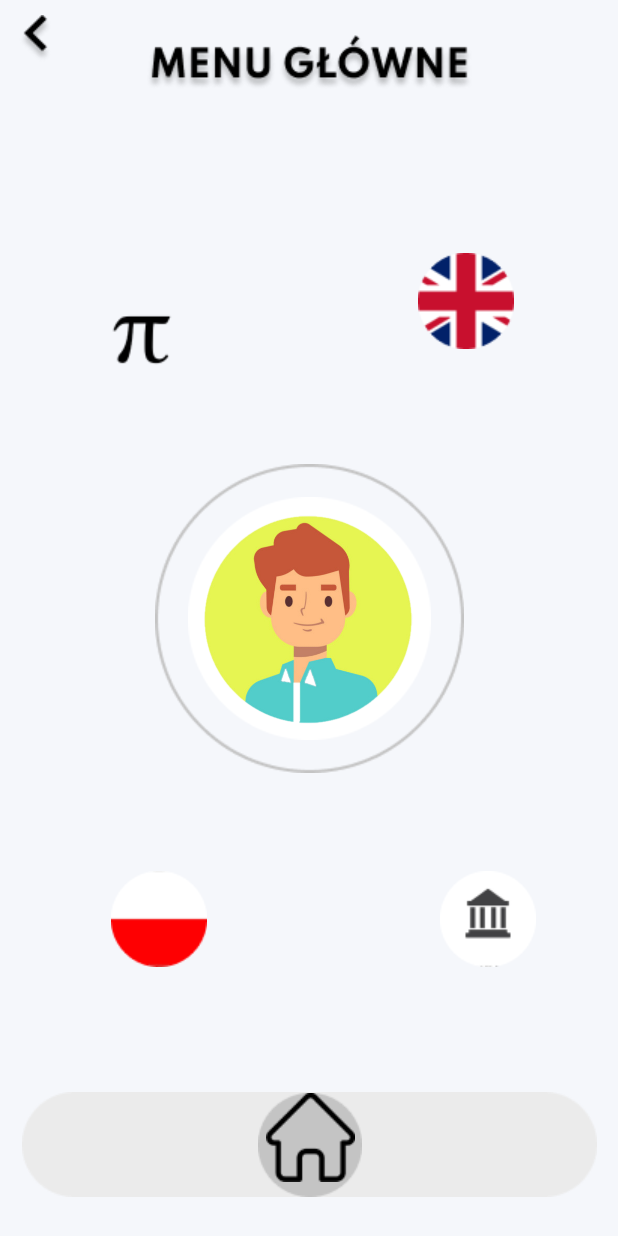
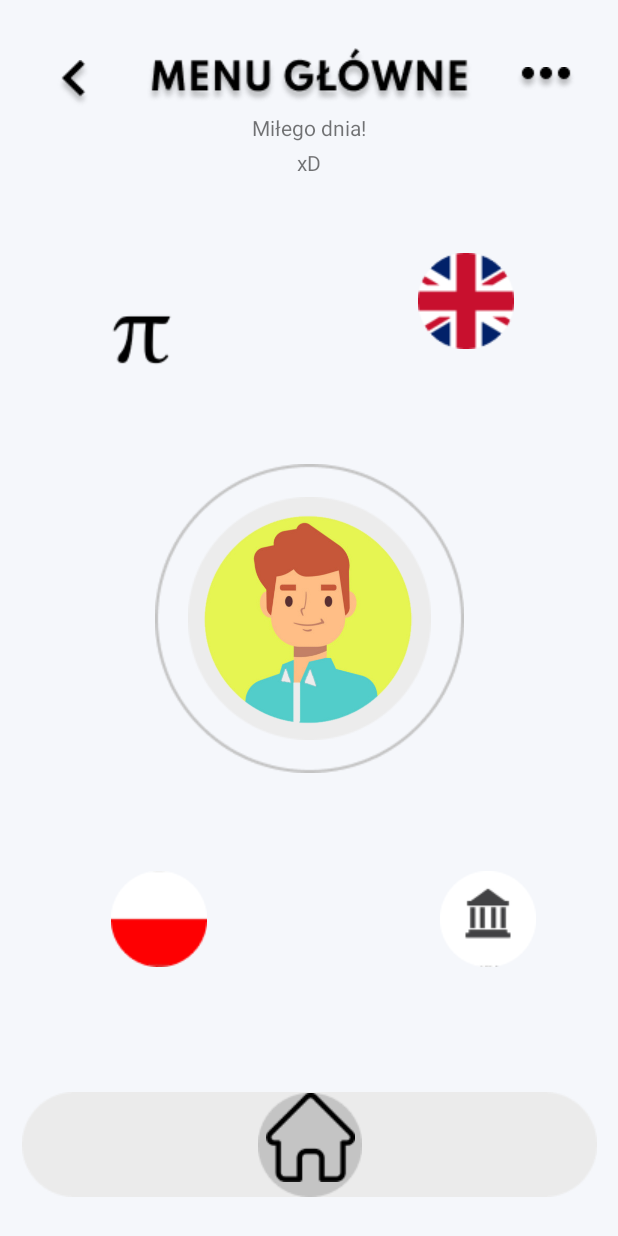
Before and after one commit to PSPMonster/F.E.G., an Android app: the screen it shows after launch (MainMenuActivity), after a tap on an icon or button, on a phone screen of 412 x 824 dp. Run offline under Robolectric (Android 15) with nearby library versions, the phone set to English and light mode, and no system bars; 1 statement that could not run was skipped.

Commit message:
poprawa Wiktor

```diff
--- a/app/src/main/java/pl/wikdev/feg/MainActivity.java
+++ b/app/src/main/java/pl/wikdev/feg/MainActivity.java
@@ -13,38 +13,32 @@ import android.widget.TextView;
 
 public class MainActivity extends AppCompatActivity {
 
-    SharedPreferences sp;
+    public static final String EXTRA_TEXT = "com.example.application.example.EXTRA_TEXT";
+    public static final String EXTRA_TEXT1 = "com.example.application.example.EXTRA_TEXT1";
 
     @Override
     protected void onCreate(Bundle savedInstanceState) {
         super.onCreate(savedInstanceState);
         setContentView(R.layout.activity_main);
 
-        sp = getApplicationContext().getSharedPreferences("userName", Context.MODE_PRIVATE);
-        String savedName = sp.getString("userName", "");
-
-        sp = getApplicationContext().getSharedPreferences("userSurname", Context.MODE_PRIVATE);
-        String savedSurname = sp.getString("userSurname", "");
+        SharedPreferences sharedPreferences = getSharedPreferences("MySharedPref",MODE_PRIVATE);
 
 
     }
 
 
-    public void saveName(String name, String surname) {
-        SharedPreferences.Editor editor = sp.edit();
-        editor.putString("userName", name);
-        editor.putString("userSurname", surname);
-        editor.apply();
-    }
 
     public void login(View view) {
         EditText inputName = (EditText) findViewById(R.id.editTextTextPersonName);
+        String saveName = inputName.getText().toString();
+
         EditText inputSurname = (EditText) findViewById(R.id.editTextTextPersonSurname);
+        String saveSurname = inputSurname.getText().toString();
 
-        String userName = inputName.getText().toString();
-        String userSurname = inputSurname.getText().toString();
-        saveName(userName, userSurname);
         Intent intent = new Intent(this, MainMenuActivity.class);
+        intent.putExtra(EXTRA_TEXT, saveName);
+        intent.putExtra(EXTRA_TEXT1, saveSurname);
+
         startActivity(intent);
     }
 }
--- a/app/src/main/java/pl/wikdev/feg/MainMenuActivity.java
+++ b/app/src/main/java/pl/wikdev/feg/MainMenuActivity.java
@@ -2,23 +2,50 @@ package pl.wikdev.feg;
 
 import androidx.appcompat.app.AppCompatActivity;
 
+import android.content.Context;
 import android.content.Intent;
+import android.content.SharedPreferences;
 import android.os.Bundle;
+import android.preference.PreferenceManager;
 import android.view.View;
 import android.widget.Button;
+import android.widget.TextView;
 
 public class MainMenuActivity extends AppCompatActivity {
+
+    TextView tvName;
+    SharedPreferences sp;
 
     @Override
     protected void onCreate(Bundle savedInstanceState) {
         super.onCreate(savedInstanceState);
         setContentView(R.layout.activity_main_menu);
+
+        Intent intent = getIntent();
+        String savedName = intent.getStringExtra(MainActivity.EXTRA_TEXT);
+        String savedSurname = intent.getStringExtra(MainActivity.EXTRA_TEXT1);
+
+        saveFullName(savedName, savedSurname);
+
+//        sp = getSharedPreferences("prefUserName", 0);
+//        String name = sp.getString("prefUserName", "Error");
+
+        tvName = (TextView)findViewById(R.id.tvFullName);
+        tvName.setText("xD");
+
     }
 
     public void backToMenu(View view) {
         Intent intent = new Intent(this, MainActivity.class);
         startActivity(intent);
     }
+
+//    private void saveFullName(String name, String surname) {
+//        SharedPreferences.Editor mEditor = sp.edit();
+//        mEditor.putString("prefUserName", name).commit();
+//        mEditor.putString("prefUserSurname", surname).commit();
+//        mEditor.apply();
+//    }
 
     public void przedmiotAng(View view) {
         Intent intent1 = new Intent(this, PrzedmiotAngielski.class);
@@ -28,4 +55,5 @@ public class MainMenuActivity extends AppCompatActivity {
         Intent intent1 = new Intent(this, MainMenuActivity.class);
         startActivity(intent1);
     }
+
 }
--- a/app/src/main/res/layout/activity_main.xml
+++ b/app/src/main/res/layout/activity_main.xml
@@ -19,7 +19,7 @@
 
     <ImageView
         android:id="@+id/imageView2"
-        android:layout_width="411dp"
+        android:layout_width="wrap_content"
         android:layout_height="237dp"
         app:layout_constraintBottom_toBottomOf="parent"
         app:layout_constraintEnd_toEndOf="parent"
@@ -33,13 +33,14 @@
         android:layout_marginTop="32dp"
         android:ems="10"
         android:fontFamily="@font/spartan_light"
-        android:inputType="textPersonName"
+        android:inputType="text"
         android:textStyle="bold"
         app:layout_constraintEnd_toEndOf="parent"
         app:layout_constraintStart_toStartOf="parent"
-        app:layout_constraintTop_toBottomOf="@+id/imageView3"
+        app:layout_constraintTop_toBottomOf="@+id/ivWhiteCircle"
         android:hint="@string/imię"
-        android:backgroundTint="@color/black"/>
+        android:backgroundTint="@color/black"
+        android:digits="abcdefghijklmnopqrstuvwxyzABCDEFGHIJKLMNOPQRSTUVWXYZżźćńłśąęóŻŹŃĄŚŁĘÓ" />
 
     <EditText
         android:id="@+id/editTextTextPersonSurname"
@@ -54,10 +55,12 @@
         app:backgroundTint="@color/black"
         app:layout_constraintEnd_toEndOf="parent"
         app:layout_constraintStart_toStartOf="parent"
-        app:layout_constraintTop_toBottomOf="@+id/editTextTextPersonName" />
+        app:layout_constraintTop_toBottomOf="@+id/editTextTextPersonName"
+        android:digits="abcdefghijklmnopqrstuvwxyzABCDEFGHIJKLMNOPQRSTUVWXYZżźćńłśąęóŻŹŃĄŚŁĘÓ"
+        />
 
     <ImageView
-        android:id="@+id/imageView3"
+        android:id="@+id/ivWhiteCircle"
         android:layout_width="wrap_content"
         android:layout_height="wrap_content"
         app:layout_constraintBottom_toBottomOf="@+id/imageView"
--- a/app/src/main/res/layout/activity_main_menu.xml
+++ b/app/src/main/res/layout/activity_main_menu.xml
@@ -4,21 +4,22 @@
     xmlns:tools="http://schemas.android.com/tools"
     android:layout_width="match_parent"
     android:layout_height="match_parent"
-    android:background="#F5F7FB"
+    android:background="#FFF5F7FB"
     tools:context=".MainMenuActivity">
 
     <ImageView
-        android:id="@+id/imageView3"
+        android:id="@+id/ivWhiteCircle"
         android:layout_width="wrap_content"
         android:layout_height="wrap_content"
-        app:layout_constraintBottom_toBottomOf="parent"
-        app:layout_constraintEnd_toEndOf="parent"
-        app:layout_constraintStart_toStartOf="parent"
-        app:layout_constraintTop_toTopOf="parent"
+        app:tint="#ECECEC"
+        app:layout_constraintBottom_toBottomOf="@+id/userAvatar"
+        app:layout_constraintEnd_toEndOf="@+id/userAvatar"
+        app:layout_constraintStart_toStartOf="@+id/userAvatar"
+        app:layout_constraintTop_toTopOf="@+id/userAvatar"
         app:srcCompat="@drawable/kolo2" />
 
     <ImageView
-        android:id="@+id/imageView4"
+        android:id="@+id/ivCircle"
         android:layout_width="wrap_content"
         android:layout_height="wrap_content"
         app:layout_constraintBottom_toBottomOf="parent"
@@ -28,33 +29,38 @@
         app:srcCompat="@drawable/kolo1" />
 
     <ImageView
-        android:id="@+id/imageView5"
+        android:id="@+id/userAvatar"
         android:layout_width="150dp"
         android:layout_height="150dp"
-        app:layout_constraintBottom_toBottomOf="parent"
-        app:layout_constraintEnd_toEndOf="parent"
-        app:layout_constraintStart_toStartOf="parent"
-        app:layout_constraintTop_toTopOf="parent"
-        app:srcCompat="@drawable/male_avatar"  />
+        android:layout_marginStart="8dp"
+        android:layout_marginTop="8dp"
+        android:layout_marginEnd="8dp"
+        android:layout_marginBottom="8dp"
+        app:layout_constraintBottom_toBottomOf="@+id/ivCircle"
+        app:layout_constraintEnd_toEndOf="@+id/ivCircle"
+        app:layout_constraintStart_toStartOf="@+id/ivCircle"
+        app:layout_constraintTop_toTopOf="@+id/ivCircle"
+        app:srcCompat="@drawable/male_avatar" />
 
     <ImageButton
-        android:id="@+id/searchImageButton"
+        android:id="@+id/btnEnglish"
         android:layout_width="wrap_content"
         android:layout_height="wrap_content"
-        android:onClick="przedmiotAng"
         android:layout_alignParentTop="true"
         android:layout_alignParentRight="true"
         android:backgroundTint="#00FFFFFF"
+        android:onClick="przedmiotAng"
         android:src="@drawable/english_icon"
         app:layout_constraintBottom_toBottomOf="parent"
         app:layout_constraintEnd_toEndOf="parent"
         app:layout_constraintHorizontal_bias="0.823"
         app:layout_constraintStart_toStartOf="parent"
         app:layout_constraintTop_toTopOf="parent"
-        app:layout_constraintVertical_bias="0.214" />
+        app:layout_constraintVertical_bias="0.214"
+        tools:ignore="SpeakableTextPresentCheck" />
 
     <ImageButton
-        android:id="@+id/searchImageButton2"
+        android:id="@+id/btnMath"
         android:layout_width="wrap_content"
         android:layout_height="wrap_content"
         android:layout_alignParentTop="true"
@@ -66,10 +72,11 @@
         app:layout_constraintHorizontal_bias="0.154"
         app:layout_constraintStart_toStartOf="parent"
         app:layout_constraintTop_toTopOf="parent"
-        app:layout_constraintVertical_bias="0.246" />
+        app:layout_constraintVertical_bias="0.246"
+        tools:ignore="SpeakableTextPresentCheck" />
 
     <ImageButton
-        android:id="@+id/searchImageButton3"
+        android:id="@+id/btnPolish"
         android:layout_width="wrap_content"
         android:layout_height="wrap_content"
         android:layout_alignParentTop="true"
@@ -81,10 +88,11 @@
         app:layout_constraintHorizontal_bias="0.191"
         app:layout_constraintStart_toStartOf="parent"
         app:layout_constraintTop_toTopOf="parent"
-        app:layout_constraintVertical_bias="0.771" />
+        app:layout_constraintVertical_bias="0.771"
+        tools:ignore="SpeakableTextPresentCheck" />
 
     <ImageButton
-        android:id="@+id/searchImageButton4"
+        android:id="@+id/btnHistory"
         android:layout_width="wrap_content"
         android:layout_height="wrap_content"
         android:layout_alignParentTop="true"
@@ -96,7 +104,8 @@
         app:layout_constraintHorizontal_bias="0.869"
         app:layout_constraintStart_toStartOf="parent"
         app:layout_constraintTop_toTopOf="parent"
-        app:layout_constraintVertical_bias="0.771" />
+        app:layout_constraintVertical_bias="0.771"
+        tools:ignore="SpeakableTextPresentCheck" />
 
     <ImageView
         android:id="@+id/imageView6"
@@ -120,12 +129,12 @@
 
     <ImageButton
         android:id="@+id/mainMenuButton"
-        android:onClick="backtoMenu"
         android:layout_width="59dp"
         android:layout_height="59dp"
         android:layout_alignParentTop="true"
         android:layout_alignParentRight="true"
         android:backgroundTint="#00FFFFFF"
+        android:onClick="backtoMenu"
         android:src="@drawable/home1"
         app:layout_constraintBottom_toBottomOf="@+id/imageView6"
         app:layout_constraintEnd_toEndOf="@+id/imageView7"
@@ -139,22 +148,54 @@
         android:layout_height="wrap_content"
         android:layout_alignParentTop="true"
         android:layout_alignParentRight="true"
+        android:layout_marginTop="30dp"
         android:backgroundTint="#00FFFFFF"
+        android:onClick="backToMenu"
         android:src="@drawable/vector"
-        tools:layout_editor_absoluteX="16dp"
-        tools:layout_editor_absoluteY="16dp"
-        android:onClick="backToMenu"/>
+        app:layout_constraintEnd_toStartOf="@+id/imageView8"
+        app:layout_constraintStart_toStartOf="parent"
+        app:layout_constraintTop_toTopOf="parent" />
 
     <ImageView
         android:id="@+id/imageView8"
         android:layout_width="wrap_content"
         android:layout_height="wrap_content"
-        app:layout_constraintBottom_toBottomOf="parent"
+        android:layout_marginTop="32dp"
         app:layout_constraintEnd_toEndOf="parent"
         app:layout_constraintStart_toStartOf="parent"
         app:layout_constraintTop_toTopOf="parent"
-        app:layout_constraintVertical_bias="0.03"
         app:srcCompat="@drawable/menuglowne" />
+
+    <ImageView
+        android:id="@+id/imageView3"
+        android:layout_width="wrap_content"
+        android:layout_height="wrap_content"
+        app:layout_constraintBottom_toBottomOf="@+id/imageView8"
+        app:layout_constraintEnd_toEndOf="parent"
+        app:layout_constraintStart_toEndOf="@+id/imageView8"
+        app:layout_constraintTop_toTopOf="parent"
+        app:layout_constraintVertical_bias="0.84000003"
+        app:srcCompat="@drawable/menu_dots" />
+
+    <TextView
+        android:id="@+id/textView2"
+        android:layout_width="wrap_content"
+        android:layout_height="wrap_content"
+        android:layout_marginTop="6dp"
+        android:text="Miłego dnia!"
+        app:layout_constraintEnd_toEndOf="parent"
+        app:layout_constraintStart_toStartOf="parent"
+        app:layout_constraintTop_toBottomOf="@+id/imageView8" />
+
+    <TextView
+        android:id="@+id/tvFullName"
+        android:layout_width="wrap_content"
+        android:layout_height="wrap_content"
+        android:layout_marginTop="4dp"
+        android:text="TextView"
+        app:layout_constraintEnd_toEndOf="parent"
+        app:layout_constraintStart_toStartOf="parent"
+        app:layout_constraintTop_toBottomOf="@+id/textView2" />
 
 
 </androidx.constraintlayout.widget.ConstraintLayout>
```
Also changed, not shown: app/src/main/res/drawable/menu_dots.png (added).
